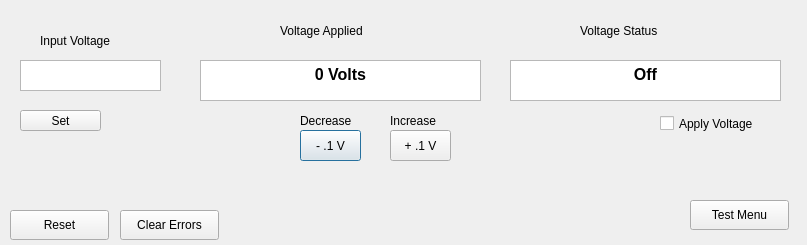
Before: the Qt Designer form powersupply2.ui in SeanKudrna/Phoenix-Embedded-System-Tester, drawn with Qt 5.
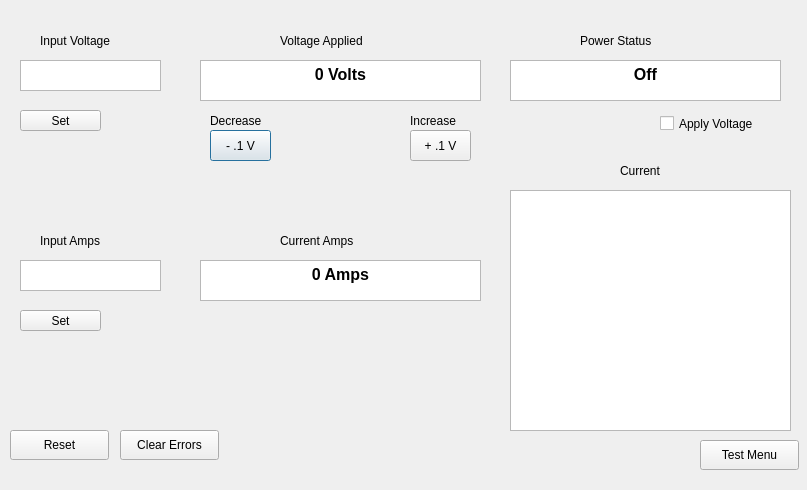
After: the same form once the commit is applied.

Commit message: Updated Power Supply Ui to include AMP settings. Built current functions. Up next: make sure current isnt rounded in view window. Apply finishing touches to current Ui integration.

What changed in the file:
```diff
--- a/powersupply2.ui
+++ b/powersupply2.ui
@@ -7,7 +7,7 @@
     <x>0</x>
     <y>0</y>
     <width>807</width>
-    <height>245</height>
+    <height>490</height>
    </rect>
   </property>
   <property name="windowTitle">
@@ -17,20 +17,20 @@
    <property name="geometry">
     <rect>
      <x>580</x>
-     <y>20</y>
+     <y>30</y>
      <width>121</width>
      <height>22</height>
     </rect>
    </property>
    <property name="text">
-    <string>Voltage Status</string>
+    <string>Power Status</string>
    </property>
   </widget>
   <widget class="QLabel" name="lbl_VoltageApplied">
    <property name="geometry">
     <rect>
      <x>280</x>
-     <y>20</y>
+     <y>30</y>
      <width>121</width>
      <height>22</height>
     </rect>
@@ -72,7 +72,7 @@
   <widget class="QLabel" name="lbl_Increase">
    <property name="geometry">
     <rect>
-     <x>390</x>
+     <x>410</x>
      <y>110</y>
      <width>68</width>
      <height>22</height>
@@ -85,7 +85,7 @@
   <widget class="QPushButton" name="pb_decreasev">
    <property name="geometry">
     <rect>
-     <x>300</x>
+     <x>210</x>
      <y>130</y>
      <width>61</width>
      <height>31</height>
@@ -115,7 +115,7 @@
   <widget class="QPushButton" name="pb_increasev">
    <property name="geometry">
     <rect>
-     <x>390</x>
+     <x>410</x>
      <y>130</y>
      <width>61</width>
      <height>31</height>
@@ -128,7 +128,7 @@
   <widget class="QLabel" name="lbl_Decrease">
    <property name="geometry">
     <rect>
-     <x>300</x>
+     <x>210</x>
      <y>110</y>
      <width>68</width>
      <height>22</height>
@@ -171,8 +171,8 @@
   <widget class="QPushButton" name="pb_testmenu">
    <property name="geometry">
     <rect>
-     <x>690</x>
-     <y>200</y>
+     <x>700</x>
+     <y>440</y>
      <width>99</width>
      <height>30</height>
     </rect>
@@ -185,7 +185,7 @@
    <property name="geometry">
     <rect>
      <x>10</x>
-     <y>210</y>
+     <y>430</y>
      <width>99</width>
      <height>30</height>
     </rect>
@@ -198,7 +198,7 @@
    <property name="geometry">
     <rect>
      <x>120</x>
-     <y>210</y>
+     <y>430</y>
      <width>99</width>
      <height>30</height>
     </rect>
@@ -220,6 +220,102 @@
     <string>Apply Voltage</string>
    </property>
   </widget>
+  <widget class="QTextEdit" name="te_ampssetting">
+   <property name="geometry">
+    <rect>
+     <x>20</x>
+     <y>260</y>
+     <width>141</width>
+     <height>31</height>
+    </rect>
+   </property>
+   <property name="html">
+    <string>&lt;!DOCTYPE HTML PUBLIC &quot;-//W3C//DTD HTML 4.0//EN&quot; &quot;http://www.w3.org/TR/REC-html40/strict.dtd&quot;&gt;
+&lt;html&gt;&lt;head&gt;&lt;meta name=&quot;qrichtext&quot; content=&quot;1&quot; /&gt;&lt;style type=&quot;text/css&quot;&gt;
+p, li { white-space: pre-wrap; }
+&lt;/style&gt;&lt;/head&gt;&lt;body style=&quot; font-family:'PibotoLt'; font-size:12pt; font-weight:400; font-style:normal;&quot;&gt;
+&lt;p style=&quot;-qt-paragraph-type:empty; margin-top:0px; margin-bottom:0px; margin-left:0px; margin-right:0px; -qt-block-indent:0; text-indent:0px;&quot;&gt;&lt;br /&gt;&lt;/p&gt;&lt;/body&gt;&lt;/html&gt;</string>
+   </property>
+  </widget>
+  <widget class="QLabel" name="lbl_VoltageApplied_2">
+   <property name="geometry">
+    <rect>
+     <x>280</x>
+     <y>230</y>
+     <width>121</width>
+     <height>22</height>
+    </rect>
+   </property>
+   <property name="text">
+    <string>Current Amps</string>
+   </property>
+  </widget>
+  <widget class="QPushButton" name="pb_ampsselect">
+   <property name="geometry">
+    <rect>
+     <x>20</x>
+     <y>310</y>
+     <width>81</width>
+     <height>21</height>
+    </rect>
+   </property>
+   <property name="text">
+    <string>Set</string>
+   </property>
+  </widget>
+  <widget class="QLabel" name="lbl_InputVoltage_2">
+   <property name="geometry">
+    <rect>
+     <x>40</x>
+     <y>230</y>
+     <width>101</width>
+     <height>22</height>
+    </rect>
+   </property>
+   <property name="text">
+    <string>Input Amps</string>
+   </property>
+  </widget>
+  <widget class="QTextEdit" name="te_ampsresult">
+   <property name="geometry">
+    <rect>
+     <x>200</x>
+     <y>260</y>
+     <width>281</width>
+     <height>41</height>
+    </rect>
+   </property>
+   <property name="html">
+    <string>&lt;!DOCTYPE HTML PUBLIC &quot;-//W3C//DTD HTML 4.0//EN&quot; &quot;http://www.w3.org/TR/REC-html40/strict.dtd&quot;&gt;
+&lt;html&gt;&lt;head&gt;&lt;meta name=&quot;qrichtext&quot; content=&quot;1&quot; /&gt;&lt;style type=&quot;text/css&quot;&gt;
+p, li { white-space: pre-wrap; }
+&lt;/style&gt;&lt;/head&gt;&lt;body style=&quot; font-family:'PibotoLt'; font-size:12pt; font-weight:400; font-style:normal;&quot;&gt;
+&lt;p align=&quot;center&quot; style=&quot; margin-top:0px; margin-bottom:0px; margin-left:0px; margin-right:0px; -qt-block-indent:0; text-indent:0px;&quot;&gt;&lt;span style=&quot; font-weight:600;&quot;&gt;0 Amps&lt;/span&gt;&lt;/p&gt;&lt;/body&gt;&lt;/html&gt;</string>
+   </property>
+  </widget>
+  <widget class="QTextEdit" name="te_ampreader">
+   <property name="geometry">
+    <rect>
+     <x>510</x>
+     <y>190</y>
+     <width>281</width>
+     <height>241</height>
+    </rect>
+   </property>
+  </widget>
+  <widget class="QLabel" name="label">
+   <property name="geometry">
+    <rect>
+     <x>620</x>
+     <y>160</y>
+     <width>68</width>
+     <height>22</height>
+    </rect>
+   </property>
+   <property name="text">
+    <string>Current</string>
+   </property>
+  </widget>
  </widget>
  <resources/>
  <connections/>
```
The commit also changes 6 other files.
